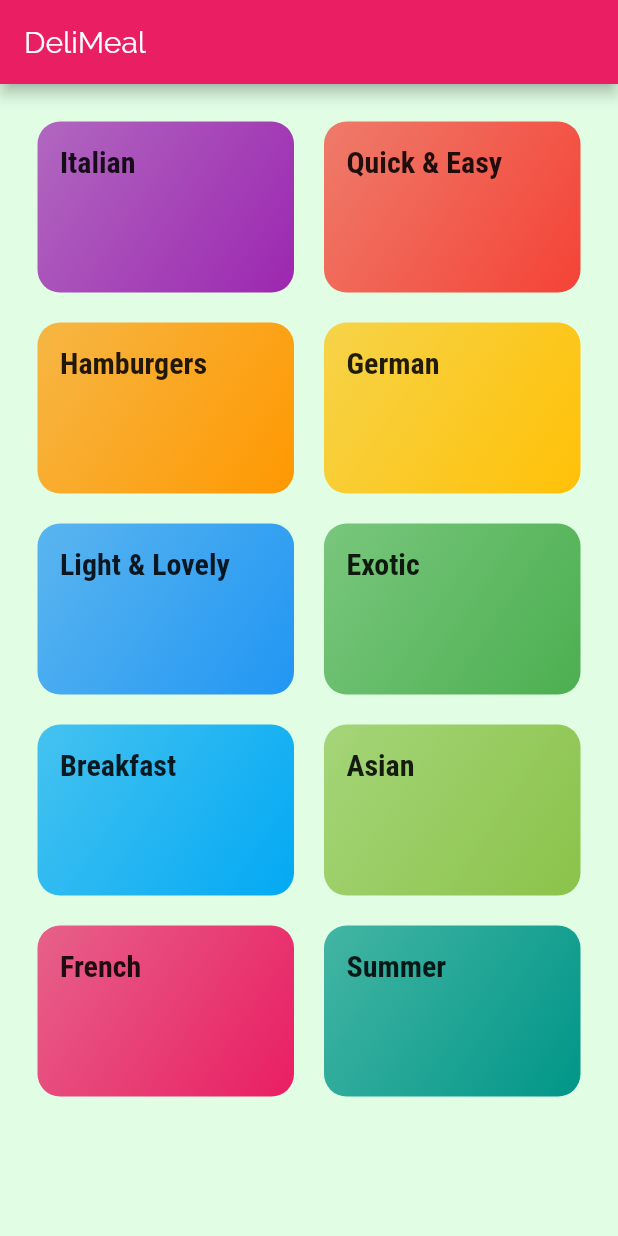
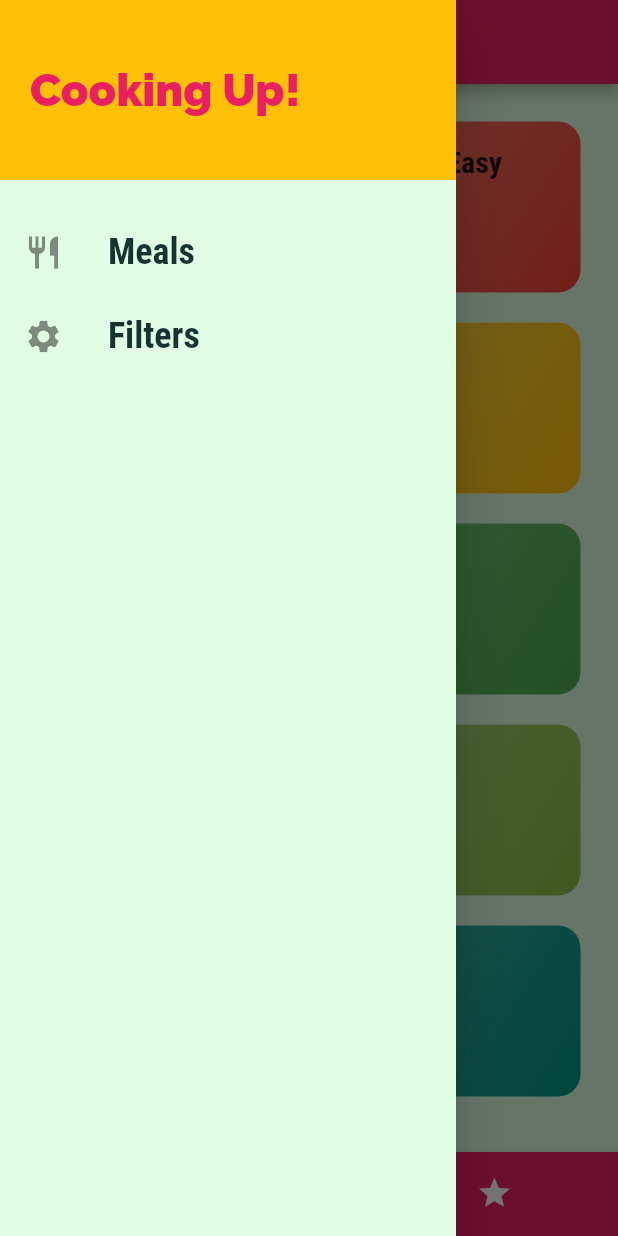
Before and after one commit to dodangtrinh119/MealApp, a Flutter app: the screen it shows after launch, with the side drawer open (before the commit the screen has no drawer), on a phone screen of 412 x 824 dp. Run offline on Flutter 3.47's test engine with Material 2 defaults, Android fonts, the phone set to English and light mode, and no system bars.

Commit message:
add tabbar and drawer to app.

```diff
--- a/lib/categories_screen.dart
+++ b/lib/categories_screen.dart
@@ -8,11 +8,7 @@ class CategoriesScreen extends StatelessWidget {
 
   @override
   Widget build(BuildContext context) {
-    return Scaffold(
-      appBar: AppBar(
-        title: Text('DeliMeal'),
-      ),
-      body: GridView(
+    return  GridView(
         padding: EdgeInsets.all(25),
         children: DUMMY_CATEGORIES.map((element) {
           return CategoryItem(element);
@@ -23,7 +19,6 @@ class CategoriesScreen extends StatelessWidget {
           crossAxisSpacing: 20,
           mainAxisSpacing: 20,
         ),
-      ),
-    );
+      );
   }
 }
--- a/lib/category_meals_screen.dart
+++ b/lib/category_meals_screen.dart
@@ -8,7 +8,7 @@ import './models/meal.dart';
 
 class CategoryMealsScreen extends StatelessWidget {
   final Category _category;
-
+  static const routeName = '/category-meals';
 
 
 
--- a/lib/main.dart
+++ b/lib/main.dart
@@ -1,5 +1,7 @@
 import 'package:flutter/material.dart';
-import './categories_screen.dart';
+import './tabs_screen.dart';
+import 'category_meals_screen.dart';
+import 'meal_detail_screen.dart';
 
 void main() => runApp(MyApp());
 
@@ -19,7 +21,7 @@ class MyApp extends StatelessWidget {
           title: TextStyle(fontFamily: 'RobotoCondensed', fontSize: 20, fontWeight: FontWeight.bold),
         )
       ),
-      home: CategoriesScreen(),
+      home: TabScreen(),
     );
   }
 }
--- /dev/null
+++ b/lib/main_drawer.dart
@@ -0,0 +1,58 @@
+import 'package:flutter/material.dart';
+
+class MainDrawer extends StatelessWidget {
+  Widget buildListTile(String title, IconData icon) {
+    return ListTile(
+      leading: Icon(
+        icon,
+        size: 26,
+      ),
+      title: Text(
+        title,
+        style: TextStyle(
+          fontFamily: 'RobotoCondensed',
+          fontSize: 24,
+          fontWeight: FontWeight.bold,
+        ),
+      ),
+      onTap: () {
+        // ...
+      },
+    );
+  }
+
+  @override
+  Widget build(BuildContext context) {
+    return Drawer(
+      child: Column(
+        children: <Widget>[
+          Container(
+            height: 120,
+            width: double.infinity,
+            padding: EdgeInsets.all(20),
+            alignment: Alignment.centerLeft,
+            color: Theme.of(context).accentColor,
+            child: Text(
+              'Cooking Up!',
+              style: TextStyle(
+                  fontWeight: FontWeight.w900,
+                  fontSize: 30,
+                  color: Theme.of(context).primaryColor),
+            ),
+          ),
+          SizedBox(
+            height: 20,
+          ),
+          buildListTile(
+            'Meals',
+            Icons.restaurant,
+          ),
+          buildListTile(
+            'Filters',
+            Icons.settings,
+          ),
+        ],
+      ),
+    );
+  }
+}
--- /dev/null
+++ b/lib/tabs_screen.dart
@@ -0,0 +1,58 @@
+import 'package:flutter/material.dart';
+import 'package:mealsapp/categories_screen.dart';
+import 'package:mealsapp/favorites_screen.dart';
+import './main_drawer.dart';
+
+class TabScreen extends StatefulWidget {
+  TabScreen({Key key}) : super(key: key);
+
+  @override
+  _TabScreenState createState() {
+    return _TabScreenState();
+  }
+}
+
+class _TabScreenState extends State<TabScreen> {
+  final List<Widget> _page = [CategoriesScreen(), FavoritesScreen()];
+
+  void selectPage(int index) {
+      setState(() {
+        _selectedPageIndex = index;
+      });
+  }
+
+  int _selectedPageIndex = 0;
+
+  @override
+  void initState() {
+    super.initState();
+  }
+
+  @override
+  void dispose() {
+    super.dispose();
+  }
+
+  @override
+  Widget build(BuildContext context) {
+    return Scaffold(
+      appBar: AppBar(
+        title: Text('Meals'),
+      ),
+      drawer: MainDrawer(),
+      body: _page[_selectedPageIndex],
+      bottomNavigationBar: BottomNavigationBar(
+        onTap: selectPage,
+        unselectedItemColor: Colors.white,
+        currentIndex: _selectedPageIndex,
+        selectedItemColor: Theme.of(context).accentColor,
+        backgroundColor: Theme.of(context).primaryColor,
+        type: BottomNavigationBarType.shifting,
+        items: [
+          BottomNavigationBarItem(backgroundColor: Theme.of(context).primaryColor, icon: Icon(Icons.category), title: Text('Category')),
+          BottomNavigationBarItem(backgroundColor: Theme.of(context).primaryColor, icon: Icon(Icons.star), title: Text('Favorites'))
+        ],
+      ),
+    );
+  }
+}
```
Also changed, not shown: lib/favorites_screen.dart (added, +10 -0 lines), lib/meal_detail_screen.dart (added, +94 -0 lines), lib/meal_item.dart (+9 -2 lines).
